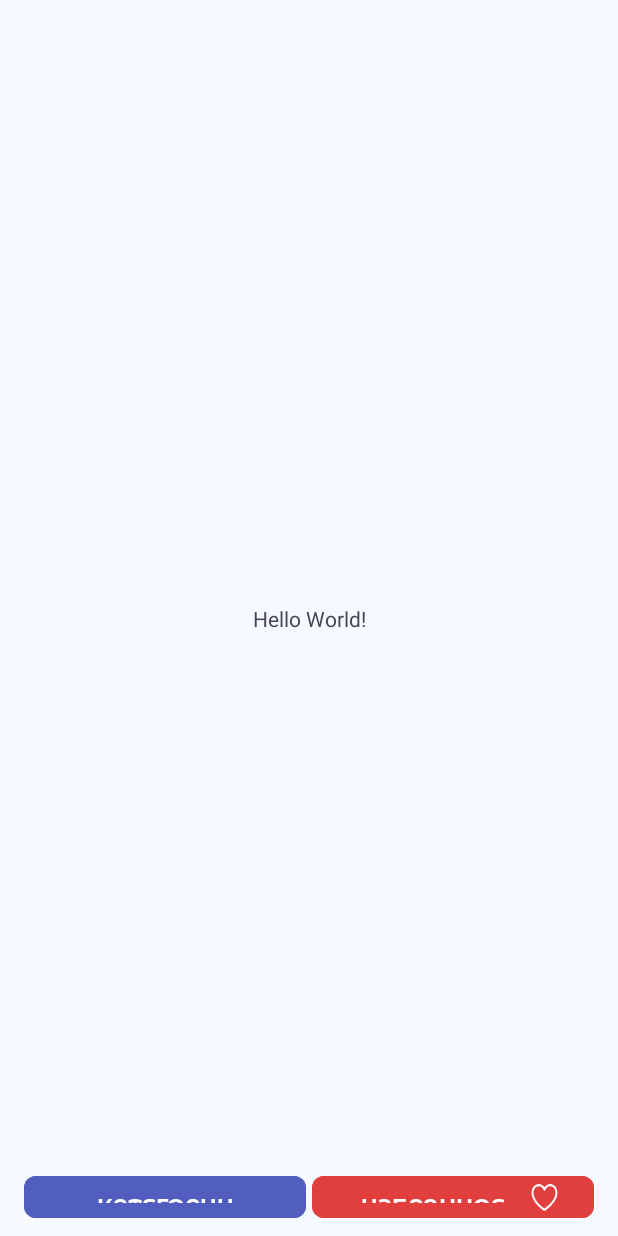
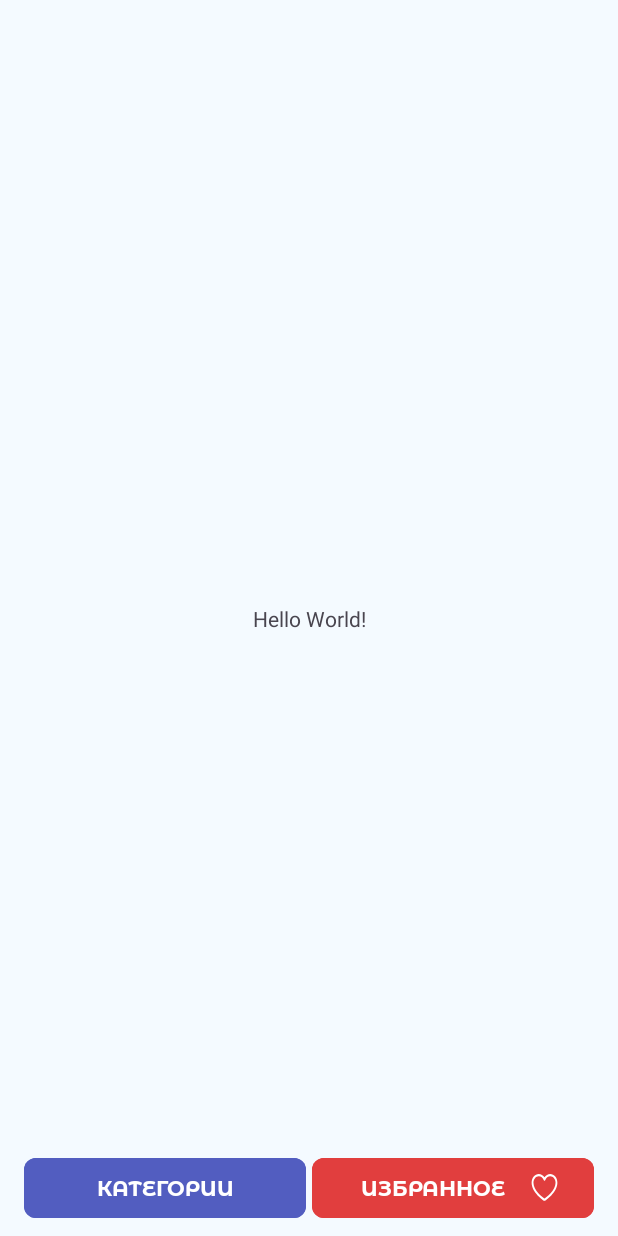
Before and after one commit to Bulka3100/ResipeApp, an Android app: the screen it shows after launch (MainActivity), on a phone screen of 412 x 824 dp. Run offline under Robolectric (Android 15) with nearby library versions, the phone set to English and light mode, and no system bars.

Commit message:
- corrected the solution 1. Deleted colors duplicates 2. Took out the parent from the style 3. Removed restrictions 4. Added dimension

```diff
--- a/app/src/main/res/layout/activity_main.xml
+++ b/app/src/main/res/layout/activity_main.xml
@@ -20,7 +20,7 @@
     <LinearLayout
         style="?android:attr/buttonBarStyle"
         android:layout_width="match_parent"
-        android:layout_height="@dimen/liner_layout_height"
+        android:layout_height="wrap_content"
         app:layout_constraintBottom_toBottomOf="parent"
         app:layout_constraintEnd_toEndOf="parent"
         app:layout_constraintStart_toStartOf="parent"
@@ -31,7 +31,7 @@
             android:id="@+id/btnCategory"
             android:layout_width="0dp"
             android:layout_height="wrap_content"
-            style="@style/Widget.Material3.Button.StyleNavButton"
+            style="@style/StyleNavButton"
             android:text="@string/button_category"
             android:layout_marginEnd="@dimen/button_gap"
             android:layout_weight="1"
@@ -41,7 +41,7 @@
             android:id="@+id/btnFavorites"
             android:layout_width="0dp"
             android:layout_height="wrap_content"
-            style="@style/Widget.Material3.Button.StyleNavButton"
+            style="@style/StyleNavButton"
             android:text="@string/button_favorites"
             android:layout_marginStart="@dimen/button_gap"
             android:layout_weight="1"
--- a/app/src/main/res/values/colors.xml
+++ b/app/src/main/res/values/colors.xml
@@ -6,14 +6,7 @@
     <!--    Background Color    -->
     <color name="backgroundColor">#F4FAFF</color>
 
-    <!--    StatusBar Color -->
-    <color name="statusBarColor">#F4FAFF</color>
-
-    <!--    NavigationBar Color -->
-    <color name="navBarColor">#F4FAFF</color>
-
     <!-- Button Bottom Color    -->
     <color name="buttonCategoryColor">#525DC0</color>
     <color name="buttonFavoritesColor">#E13E3E</color>
-    <color name="buttonTextColor">#FFFFFFFF</color>
 </resources>
--- a/app/src/main/res/values/dimens.xml
+++ b/app/src/main/res/values/dimens.xml
@@ -4,9 +4,11 @@
     <dimen name="mainIndent">16dp</dimen>
     <dimen name="halfMainIndent">8dp</dimen>
 
-    <!--    LinearLayout Dimension  -->
-    <dimen name="liner_layout_height">36dp</dimen>
-
     <!--    Button Bottom Dimension -->
     <dimen name="button_gap">2dp</dimen>
+    <dimen name="button_corner_radius">8dp</dimen>
+    <dimen name="button_padding_vertical">10dp</dimen>
+
+    <!--    TextSize Dimension  -->
+    <dimen name="text_size">14sp</dimen>
 </resources>
--- a/app/src/main/res/values/styles.xml
+++ b/app/src/main/res/values/styles.xml
@@ -1,18 +1,18 @@
 <?xml version="1.0" encoding="utf-8"?>
 <resources>
     <!--    Text Style  -->
-    <style name="TextAppearance.AppCompat.StyleTitle14">
-        <item name="android:textSize">14sp</item>
+    <style name="StyleTitle14" parent="TextAppearance.AppCompat">
+        <item name="android:textSize">@dimen/text_size</item>
         <item name="android:fontFamily">@font/montserrat_alternates_bold</item>
         <item name="android:textAllCaps">true</item>
-        <item name="android:textColor">@color/buttonTextColor</item>
+        <item name="android:textColor">@color/white</item>
     </style>
 
     <!--    Button Style    -->
-    <style name="Widget.Material3.Button.StyleNavButton">
-        <item name="android:textAppearance">@style/TextAppearance.AppCompat.StyleTitle14</item>
-        <item name="cornerRadius">8dp</item>
-        <item name="android:paddingVertical">10dp</item>
+    <style name="StyleNavButton" parent="Widget.Material3.Button">
+        <item name="android:textAppearance">@style/StyleTitle14</item>
+        <item name="cornerRadius">@dimen/button_corner_radius</item>
+        <item name="android:paddingVertical">@dimen/button_padding_vertical</item>
 
     </style>
 </resources>
--- a/app/src/main/res/values/themes.xml
+++ b/app/src/main/res/values/themes.xml
@@ -3,8 +3,8 @@
     <style name="Base.Theme.AndroidSprint" parent="Theme.Material3.DayNight.NoActionBar">
         <!-- Customize your light theme here. -->
         <!-- <item name="colorPrimary">@color/my_light_primary</item> -->
-        <item name="android:statusBarColor">@color/statusBarColor</item>
-        <item name="android:navigationBarColor">@color/navBarColor</item>
+        <item name="android:statusBarColor">@color/backgroundColor</item>
+        <item name="android:navigationBarColor">@color/backgroundColor</item>
         <item name="android:windowLightStatusBar">true</item>
         <item name="android:windowLightNavigationBar">true</item>
     </style>
```
